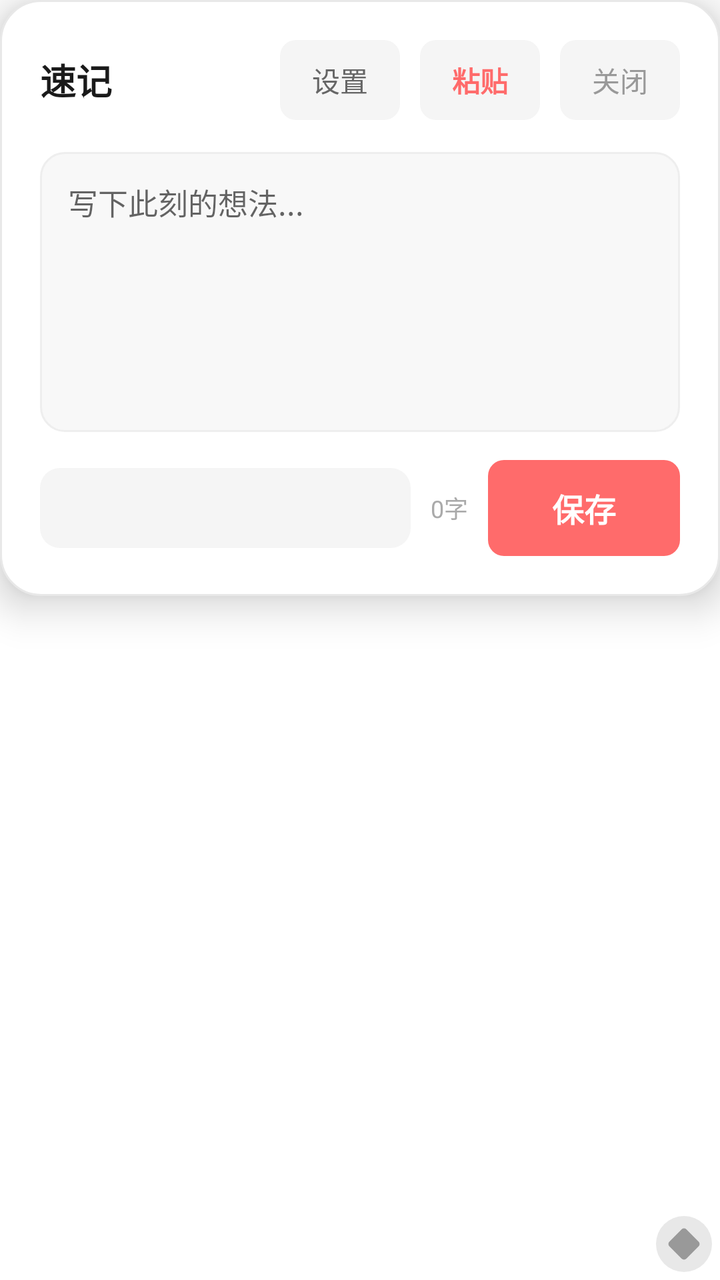
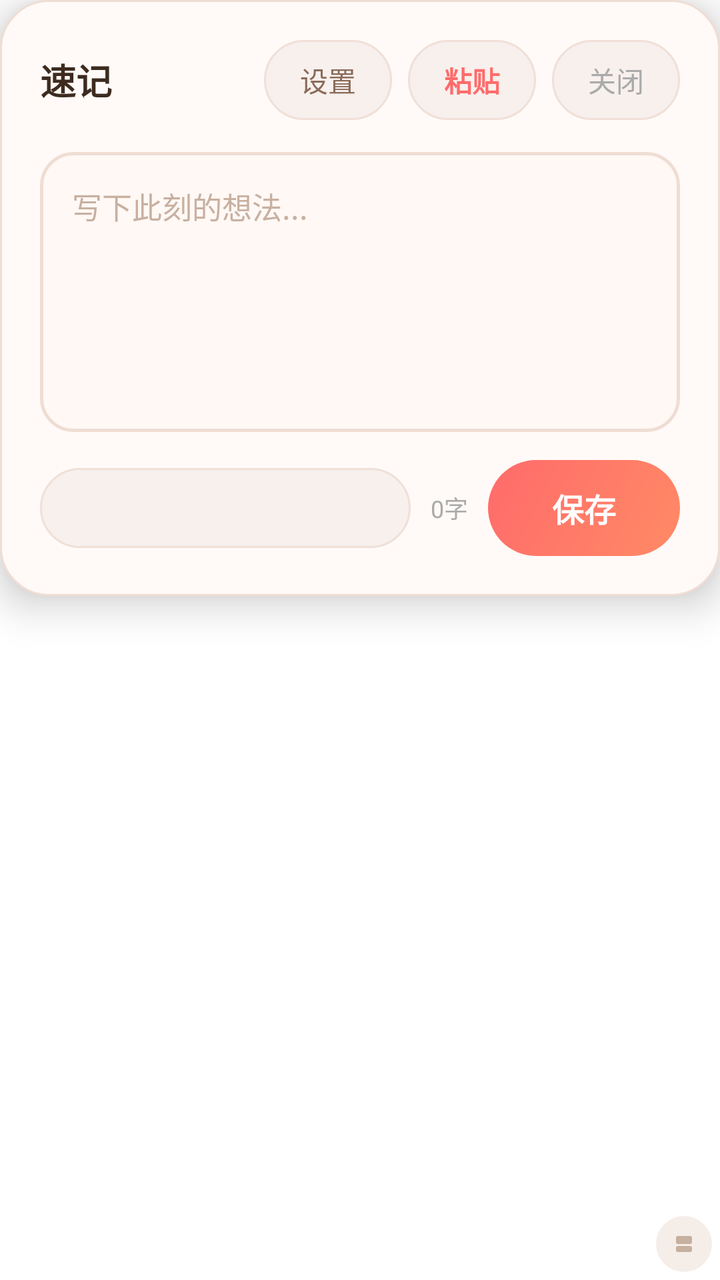

Compare the two renders of this Android layout. The source of the first and the diff that turns it into the second are given below.
<!-- AndroidManifest.xml: fallback theme Theme.MaterialComponents.DayNight.NoActionBar -->
<!-- res/layout/floating_panel.xml -->
<?xml version="1.0" encoding="utf-8"?>
<FrameLayout xmlns:android="http://schemas.android.com/apk/res/android"
    android:id="@+id/floating_panel_root"
    android:layout_width="match_parent"
    android:layout_height="wrap_content">

    
    <LinearLayout
        android:id="@+id/floating_panel_container"
        android:layout_width="match_parent"
        android:layout_height="wrap_content"
        android:background="@drawable/bg_floating_panel"
        android:elevation="12dp"
        android:orientation="vertical"
        android:padding="20dp">

        
        <LinearLayout
            android:layout_width="match_parent"
            android:layout_height="wrap_content"
            android:gravity="center_vertical"
            android:orientation="horizontal">

            <TextView
                android:layout_width="0dp"
                android:layout_height="wrap_content"
                android:layout_weight="1"
                android:text="速记"
                android:textColor="#1A1A1A"
                android:textSize="18sp"
                android:textStyle="bold" />

            <TextView
                android:id="@+id/btn_settings"
                android:layout_width="wrap_content"
                android:layout_height="40dp"
                android:background="@drawable/bg_panel_action"
                android:gravity="center"
                android:paddingStart="16dp"
                android:paddingEnd="16dp"
                android:text="设置"
                android:textColor="#666666"
                android:textSize="14sp" />

            <View
                android:layout_width="10dp"
                android:layout_height="0dp" />

            <TextView
                android:id="@+id/btn_paste"
                android:layout_width="wrap_content"
                android:layout_height="40dp"
                android:background="@drawable/bg_panel_action"
                android:gravity="center"
                android:paddingStart="16dp"
                android:paddingEnd="16dp"
                android:text="粘贴"
                android:textColor="#FF6B6B"
                android:textSize="14sp"
                android:textStyle="bold" />

            <View
                android:layout_width="10dp"
                android:layout_height="0dp" />

            <TextView
                android:id="@+id/btn_close_panel"
                android:layout_width="wrap_content"
                android:layout_height="40dp"
                android:background="@drawable/bg_panel_action"
                android:gravity="center"
                android:paddingStart="16dp"
                android:paddingEnd="16dp"
                android:text="关闭"
                android:textColor="#999999"
                android:textSize="14sp" />
        </LinearLayout>

        
        <EditText
            android:id="@+id/et_quick_note"
            android:layout_width="match_parent"
            android:layout_height="140dp"
            android:layout_marginTop="16dp"
            android:background="@drawable/bg_edit_text"
            android:gravity="top|start"
            android:hint="写下此刻的想法..."
            android:imeOptions="flagNoExtractUi"
            android:inputType="textMultiLine|textCapSentences"
            android:lineSpacingMultiplier="1.3"
            android:padding="14dp"
            android:textColor="#1A1A1A"
            android:textSize="15sp" />

        
        <LinearLayout
            android:layout_width="match_parent"
            android:layout_height="wrap_content"
            android:layout_marginTop="14dp"
            android:gravity="center_vertical"
            android:orientation="horizontal">

            <Spinner
                android:id="@+id/spinner_tag"
                android:layout_width="0dp"
                android:layout_height="40dp"
                android:layout_weight="1"
                android:background="@drawable/bg_spinner"
                android:paddingStart="10dp"
                android:paddingEnd="10dp" />

            <TextView
                android:id="@+id/tv_word_count"
                android:layout_width="wrap_content"
                android:layout_height="wrap_content"
                android:layout_marginStart="10dp"
                android:layout_marginEnd="10dp"
                android:text="0字"
                android:textColor="#AAAAAA"
                android:textSize="12sp" />

            <TextView
                android:id="@+id/btn_save"
                android:layout_width="wrap_content"
                android:layout_height="48dp"
                android:background="@drawable/bg_save_button"
                android:gravity="center"
                android:paddingStart="32dp"
                android:paddingEnd="32dp"
                android:text="保存"
                android:textColor="#FFFFFF"
                android:textSize="16sp"
                android:textStyle="bold" />
        </LinearLayout>
    </LinearLayout>

    
    <View
        android:id="@+id/drag_handle"
        android:layout_width="28dp"
        android:layout_height="28dp"
        android:layout_gravity="bottom|end"
        android:layout_marginEnd="4dp"
        android:layout_marginBottom="4dp"
        android:background="@drawable/bg_drag_handle" />
</FrameLayout>
<!-- resources referenced by this layout -->
<resources>
  <!-- drawable bg_drag_handle (drawable) -->
  <layer-list xmlns:android="http://schemas.android.com/apk/res/android">
      
      <item>
          <shape android:shape="oval">
              <solid android:color="#E8E8E8"/>
          </shape>
      </item>
      
      <item
          android:left="8dp"
          android:top="8dp"
          android:right="8dp"
          android:bottom="8dp">
          <rotate
              android:fromDegrees="45"
              android:pivotX="50%"
              android:pivotY="50%">
              <shape android:shape="rectangle">
                  <solid android:color="#999999"/>
                  <size
                      android:width="3dp"
                      android:height="10dp"/>
                  <corners android:radius="1.5dp"/>
              </shape>
          </rotate>
      </item>
  </layer-list>
  <!-- drawable bg_edit_text (drawable) -->
  <?xml version="1.0" encoding="utf-8"?>
  <shape xmlns:android="http://schemas.android.com/apk/res/android"
      android:shape="rectangle">
      <solid android:color="#F8F8F8" />
      <corners android:radius="12dp" />
      <stroke
          android:width="1dp"
          android:color="#EEEEEE" />
  </shape>
  <!-- drawable bg_floating_panel (drawable) -->
  <?xml version="1.0" encoding="utf-8"?>
  <shape xmlns:android="http://schemas.android.com/apk/res/android"
      android:shape="rectangle">
      <solid android:color="#FFFFFF" />
      <corners android:radius="20dp" />
      <stroke
          android:width="1dp"
          android:color="#E8E8E8" />
  </shape>
  <!-- drawable bg_panel_action (drawable) -->
  <?xml version="1.0" encoding="utf-8"?>
  <shape xmlns:android="http://schemas.android.com/apk/res/android"
      android:shape="rectangle">
      <solid android:color="#F5F5F5" />
      <corners android:radius="8dp" />
  </shape>
  <!-- drawable bg_save_button (drawable) -->
  <?xml version="1.0" encoding="utf-8"?>
  <shape xmlns:android="http://schemas.android.com/apk/res/android"
      android:shape="rectangle">
      <solid android:color="#FF6B6B" />
      <corners android:radius="8dp" />
  </shape>
  <!-- drawable bg_spinner (drawable) -->
  <?xml version="1.0" encoding="utf-8"?>
  <shape xmlns:android="http://schemas.android.com/apk/res/android"
      android:shape="rectangle">
      <solid android:color="#F5F5F5" />
      <corners android:radius="10dp" />
  </shape>
</resources>

<!-- the commit's change to res/layout/floating_panel.xml (unified diff, before → after) -->
@@ -26,7 +26,7 @@
                 android:layout_height="wrap_content"
                 android:layout_weight="1"
                 android:text="速记"
-                android:textColor="#1A1A1A"
+                android:textColor="#3D2B1F"
                 android:textSize="18sp"
                 android:textStyle="bold" />
 
@@ -36,14 +36,14 @@
                 android:layout_height="40dp"
                 android:background="@drawable/bg_panel_action"
                 android:gravity="center"
-                android:paddingStart="16dp"
-                android:paddingEnd="16dp"
+                android:paddingStart="18dp"
+                android:paddingEnd="18dp"
                 android:text="设置"
-                android:textColor="#666666"
+                android:textColor="#8B6B5A"
                 android:textSize="14sp" />
 
             <View
-                android:layout_width="10dp"
+                android:layout_width="8dp"
                 android:layout_height="0dp" />
 
             <TextView
@@ -52,15 +52,15 @@
                 android:layout_height="40dp"
                 android:background="@drawable/bg_panel_action"
                 android:gravity="center"
-                android:paddingStart="16dp"
-                android:paddingEnd="16dp"
+                android:paddingStart="18dp"
+                android:paddingEnd="18dp"
                 android:text="粘贴"
                 android:textColor="#FF6B6B"
                 android:textSize="14sp"
                 android:textStyle="bold" />
 
             <View
-                android:layout_width="10dp"
+                android:layout_width="8dp"
                 android:layout_height="0dp" />
 
             <TextView
@@ -69,10 +69,10 @@
                 android:layout_height="40dp"
                 android:background="@drawable/bg_panel_action"
                 android:gravity="center"
-                android:paddingStart="16dp"
-                android:paddingEnd="16dp"
+                android:paddingStart="18dp"
+                android:paddingEnd="18dp"
                 android:text="关闭"
-                android:textColor="#999999"
+                android:textColor="#AAAAAA"
                 android:textSize="14sp" />
         </LinearLayout>
 
@@ -88,8 +88,9 @@
             android:imeOptions="flagNoExtractUi"
             android:inputType="textMultiLine|textCapSentences"
             android:lineSpacingMultiplier="1.3"
-            android:padding="14dp"
-            android:textColor="#1A1A1A"
+            android:padding="16dp"
+            android:textColor="#3D2B1F"
+            android:textColorHint="#C8B0A0"
             android:textSize="15sp" />
 
         
<!-- resource entries referenced after the edit -->
@@ -1,73 +1,61 @@
 <!-- resources referenced by this layout -->
 <resources>
   <!-- drawable bg_drag_handle (drawable) -->
-  <layer-list xmlns:android="http://schemas.android.com/apk/res/android">
-      
-      <item>
-          <shape android:shape="oval">
-              <solid android:color="#E8E8E8"/>
-          </shape>
-      </item>
-      
-      <item
-          android:left="8dp"
-          android:top="8dp"
-          android:right="8dp"
-          android:bottom="8dp">
-          <rotate
-              android:fromDegrees="45"
-              android:pivotX="50%"
-              android:pivotY="50%">
-              <shape android:shape="rectangle">
-                  <solid android:color="#999999"/>
-                  <size
-                      android:width="3dp"
-                      android:height="10dp"/>
-                  <corners android:radius="1.5dp"/>
-              </shape>
-          </rotate>
-      </item>
-  </layer-list>
+  ﻿<?xml version="1.0" encoding="utf-8"?><layer-list xmlns:android="http://schemas.android.com/apk/res/android">        <item>        <shape android:shape="oval">            <solid android:color="#F5EDE8" />            <size android:width="28dp" android:height="28dp" />        </shape>    </item>        <item android:left="10dp" android:top="10dp" android:right="10dp" android:bottom="14dp">        <shape android:shape="rectangle">            <solid android:color="#C8B0A0" />            <corners android:radius="1dp" />        </shape>    </item>        <item android:left="10dp" android:top="15dp" android:right="10dp" android:bottom="10dp">        <shape android:shape="rectangle">            <solid android:color="#C8B0A0" />            <corners android:radius="1dp" />        </shape>    </item></layer-list>
   <!-- drawable bg_edit_text (drawable) -->
-  <?xml version="1.0" encoding="utf-8"?>
+  ﻿<?xml version="1.0" encoding="utf-8"?>
+  
   <shape xmlns:android="http://schemas.android.com/apk/res/android"
       android:shape="rectangle">
-      <solid android:color="#F8F8F8" />
-      <corners android:radius="12dp" />
+      <solid android:color="#FFF8F5" />
+      <corners android:radius="16dp" />
+      <stroke
+          android:width="1.5dp"
+          android:color="#F0DDD4" />
+  </shape>
+  <!-- drawable bg_floating_panel (drawable) -->
+  ﻿<?xml version="1.0" encoding="utf-8"?>
+  
+  <shape xmlns:android="http://schemas.android.com/apk/res/android"
+      android:shape="rectangle">
+      <solid android:color="#FFFAF7" />
+      <corners android:radius="24dp" />
       <stroke
           android:width="1dp"
-          android:color="#EEEEEE" />
+          android:color="#F0DDD4" />
   </shape>
-  <!-- drawable bg_floating_panel (drawable) -->
-  <?xml version="1.0" encoding="utf-8"?>
+  <!-- drawable bg_panel_action (drawable) -->
+  ﻿<?xml version="1.0" encoding="utf-8"?>
+  
   <shape xmlns:android="http://schemas.android.com/apk/res/android"
       android:shape="rectangle">
-      <solid android:color="#FFFFFF" />
+      <solid android:color="#F7F0ED" />
       <corners android:radius="20dp" />
       <stroke
           android:width="1dp"
-          android:color="#E8E8E8" />
+          android:color="#F0E0D8" />
   </shape>
-  <!-- drawable bg_panel_action (drawable) -->
-  <?xml version="1.0" encoding="utf-8"?>
+  <!-- drawable bg_save_button (drawable) -->
+  ﻿<?xml version="1.0" encoding="utf-8"?>
+  
   <shape xmlns:android="http://schemas.android.com/apk/res/android"
       android:shape="rectangle">
-      <solid android:color="#F5F5F5" />
-      <corners android:radius="8dp" />
-  </shape>
-  <!-- drawable bg_save_button (drawable) -->
-  <?xml version="1.0" encoding="utf-8"?>
-  <shape xmlns:android="http://schemas.android.com/apk/res/android"
-      android:shape="rectangle">
-      <solid android:color="#FF6B6B" />
-      <corners android:radius="8dp" />
+      <gradient
+          android:angle="135"
+          android:startColor="#FF8A65"
+          android:endColor="#FF6B6B"
+          android:type="linear" />
+      <corners android:radius="24dp" />
   </shape>
   <!-- drawable bg_spinner (drawable) -->
   <?xml version="1.0" encoding="utf-8"?>
   <shape xmlns:android="http://schemas.android.com/apk/res/android"
       android:shape="rectangle">
-      <solid android:color="#F5F5F5" />
-      <corners android:radius="10dp" />
+      <solid android:color="#F7F0ED" />
+      <corners android:radius="20dp" />
+      <stroke
+          android:width="1dp"
+          android:color="#F0E0D8" />
   </shape>
 </resources>
 
